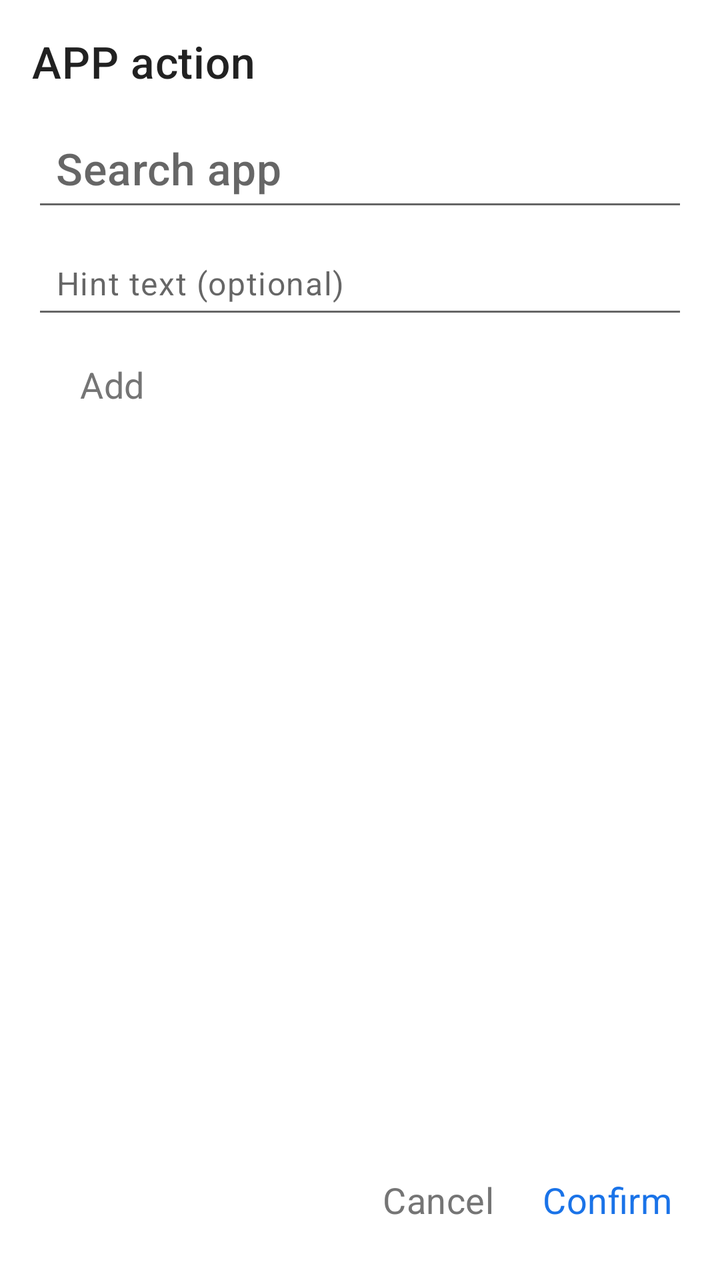
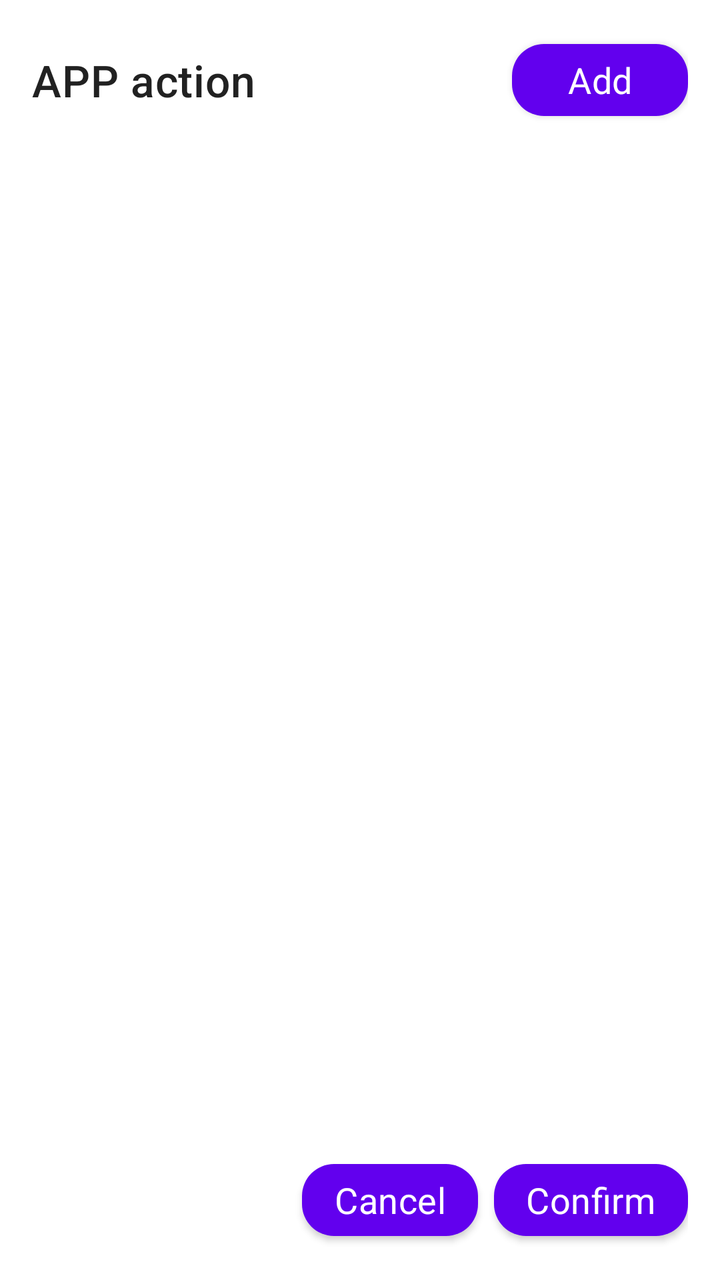

Before-and-after screenshots of an Android layout around one commit, followed by the original layout XML and the change that was made.
<!-- AndroidManifest.xml: application theme Theme.JustNow -->
<!-- res/layout/sheet_app_action_editor.xml -->
<?xml version="1.0" encoding="utf-8"?>
<LinearLayout xmlns:android="http://schemas.android.com/apk/res/android"
    android:layout_width="match_parent"
    android:layout_height="match_parent"
    android:orientation="vertical"
    android:padding="16dp">

    <TextView
        android:layout_width="wrap_content"
        android:layout_height="wrap_content"
        android:text="@string/s_app_action_editor_title"
        android:textAppearance="@style/TextAppearance.JustNow.Title"
        android:layout_marginBottom="12dp" />

    <AutoCompleteTextView
        android:id="@+id/et_app_search"
        android:layout_width="match_parent"
        android:layout_height="wrap_content"
        android:hint="@string/s_app_search_hint"
        android:inputType="text"
        android:maxLines="1"
        android:completionThreshold="1"
        android:textAppearance="@style/TextAppearance.JustNow.Title"
        android:padding="12dp"
        android:drawablePadding="16dp"
        android:dropDownHeight="200dp" />

    <EditText
        android:id="@+id/et_app_hint"
        android:layout_width="match_parent"
        android:layout_height="wrap_content"
        android:hint="@string/s_app_hint_hint"
        android:inputType="text"
        android:textAppearance="@style/TextAppearance.JustNow.Caption"
        android:padding="12dp"
        android:layout_marginTop="8dp" />

    <Button
        android:id="@+id/btn_add"
        android:layout_width="wrap_content"
        android:layout_height="wrap_content"
        style="@style/Widget.JustNow.Sheet.Button.Secondary"
        android:text="@string/s_add"
        android:layout_marginTop="4dp" />

    <androidx.recyclerview.widget.RecyclerView
        android:id="@+id/rv_actions"
        android:layout_width="match_parent"
        android:layout_height="0dp"
        android:layout_weight="1"
        android:layout_marginTop="8dp" />

    <LinearLayout
        android:layout_width="match_parent"
        android:layout_height="wrap_content"
        android:orientation="horizontal"
        android:gravity="end"
        android:layout_marginTop="8dp">

        <Button
            android:id="@+id/btn_cancel"
            android:layout_width="wrap_content"
            android:layout_height="wrap_content"
            style="@style/Widget.JustNow.Sheet.Button.Secondary"
            android:text="@string/s_cancel" />

        <Button
            android:id="@+id/btn_confirm"
            android:layout_width="wrap_content"
            android:layout_height="wrap_content"
            style="@style/Widget.JustNow.Sheet.Button"
            android:text="@string/s_confirm" />
    </LinearLayout>

</LinearLayout>
<!-- resources referenced by this layout -->
<resources>
  <string name="s_add">Add</string>
  <string name="s_app_action_editor_title">APP action</string>
  <string name="s_app_hint_hint">Hint text (optional)</string>
  <string name="s_app_search_hint">Search app</string>
  <string name="s_cancel">Cancel</string>
  <string name="s_confirm">Confirm</string>
  <style name="TextAppearance.JustNow.Caption" parent="TextAppearance.MaterialComponents.Caption">
          <item name="android:textSize">@dimen/text_size_caption</item>
      </style>
  <style name="TextAppearance.JustNow.Title" parent="TextAppearance.MaterialComponents.Headline6">
          <item name="android:textSize">@dimen/text_size_title</item>
      </style>
  <style name="Widget.JustNow.Sheet.Button" parent="Widget.JustNow.Dialog.Button">
          <item name="android:focusable">false</item>
          <item name="android:focusableInTouchMode">false</item>
      </style>
  <style name="Widget.JustNow.Sheet.Button.Secondary" parent="Widget.JustNow.Dialog.Button.Secondary">
          <item name="android:focusable">false</item>
          <item name="android:focusableInTouchMode">false</item>
      </style>
  <style name="Theme.JustNow" parent="Theme.MaterialComponents.DayNight.NoActionBar">
          
          <item name="colorPrimary">@color/purple_500</item>
          <item name="colorPrimaryVariant">@color/purple_700</item>
          <item name="colorOnPrimary">@color/white</item>
          
          <item name="colorSecondary">@color/teal_200</item>
          <item name="colorSecondaryVariant">@color/teal_700</item>
          <item name="colorOnSecondary">@color/black</item>
          
          
          <item name="popupTheme">@style/ThemeOverlay.MaterialComponents.Light</item>
          <item name="alertDialogTheme">@style/ThemeOverlay.JustNow.AlertDialog</item>
      </style>
  <dimen name="text_size_caption">16sp</dimen>
  <dimen name="text_size_title">22sp</dimen>
  <style name="Widget.JustNow.Dialog.Button" parent="Widget.MaterialComponents.Button.TextButton.Dialog">
          <item name="android:textAppearance">@style/TextAppearance.JustNow.Dialog.Button</item>
          <item name="android:textColor">@color/dialog_primary_action_text</item>
          <item name="textAllCaps">false</item>
      </style>
  <style name="Widget.JustNow.Dialog.Button.Secondary" parent="Widget.MaterialComponents.Button.TextButton.Dialog">
          <item name="android:textAppearance">@style/TextAppearance.JustNow.Dialog.Button.Secondary</item>
          <item name="android:textColor">@color/dialog_action_text</item>
          <item name="textAllCaps">false</item>
      </style>
  <color name="purple_500">#FF6200EE</color>
  <color name="purple_700">#FF3700B3</color>
  <color name="white">#FFFFFFFF</color>
  <color name="teal_200">#FF03DAC5</color>
  <color name="teal_700">#FF018786</color>
  <color name="black">#FF000000</color>
  <style name="TextAppearance.JustNow.Dialog.Button" parent="TextAppearance.JustNow.Body">
          <item name="android:textColor">@color/dialog_primary_action_text</item>
      </style>
  <style name="TextAppearance.JustNow.Dialog.Button.Secondary" parent="TextAppearance.JustNow.Body">
          <item name="android:textColor">@color/dialog_action_text</item>
      </style>
  <style name="TextAppearance.JustNow.Dialog.Title" parent="TextAppearance.JustNow.Title">
          <item name="android:textColor">@color/text_primary</item>
      </style>
  <color name="text_primary">#1A1A1A</color>
  <color name="text_secondary">#757575</color>
  <style name="TextAppearance.JustNow.Dialog.Body" parent="TextAppearance.JustNow.Body">
          <item name="android:textColor">@color/text_primary</item>
      </style>
  <style name="TextAppearance.JustNow.Body" parent="TextAppearance.MaterialComponents.Subtitle1">
          <item name="android:textSize">@dimen/text_size_body</item>
      </style>
  <dimen name="text_size_body">18sp</dimen>
  <!-- unchanged entries left out for length: 1 -->
</resources>

<!-- the commit's change to res/layout/sheet_app_action_editor.xml (unified diff, before → after) -->
@@ -1,54 +1,42 @@
 <?xml version="1.0" encoding="utf-8"?>
 <LinearLayout xmlns:android="http://schemas.android.com/apk/res/android"
+    xmlns:app="http://schemas.android.com/apk/res-auto"
     android:layout_width="match_parent"
     android:layout_height="match_parent"
     android:orientation="vertical"
     android:padding="16dp">
 
-    <TextView
-        android:layout_width="wrap_content"
-        android:layout_height="wrap_content"
-        android:text="@string/s_app_action_editor_title"
-        android:textAppearance="@style/TextAppearance.JustNow.Title"
-        android:layout_marginBottom="12dp" />
-
-    <AutoCompleteTextView
-        android:id="@+id/et_app_search"
+    <LinearLayout
         android:layout_width="match_parent"
         android:layout_height="wrap_content"
-        android:hint="@string/s_app_search_hint"
-        android:inputType="text"
-        android:maxLines="1"
-        android:completionThreshold="1"
-        android:textAppearance="@style/TextAppearance.JustNow.Title"
-        android:padding="12dp"
-        android:drawablePadding="16dp"
-        android:dropDownHeight="200dp" />
+        android:gravity="center_vertical"
+        android:orientation="horizontal"
+        android:layout_marginBottom="12dp">
 
-    <EditText
-        android:id="@+id/et_app_hint"
-        android:layout_width="match_parent"
-        android:layout_height="wrap_content"
-        android:hint="@string/s_app_hint_hint"
-        android:inputType="text"
-        android:textAppearance="@style/TextAppearance.JustNow.Caption"
-        android:padding="12dp"
-        android:layout_marginTop="8dp" />
+        <TextView
+            android:layout_width="0dp"
+            android:layout_height="wrap_content"
+            android:layout_weight="1"
+            android:text="@string/s_app_action_editor_title"
+            android:textAppearance="@style/TextAppearance.JustNow.Title" />
 
-    <Button
-        android:id="@+id/btn_add"
-        android:layout_width="wrap_content"
-        android:layout_height="wrap_content"
-        style="@style/Widget.JustNow.Sheet.Button.Secondary"
-        android:text="@string/s_add"
-        android:layout_marginTop="4dp" />
+        <com.google.android.material.button.MaterialButton
+            android:id="@+id/btn_add"
+            android:layout_width="wrap_content"
+            android:layout_height="wrap_content"
+            android:focusable="false"
+            android:focusableInTouchMode="false"
+            android:text="@string/s_add"
+            android:textAppearance="@style/TextAppearance.JustNow.Body"
+            app:cornerRadius="16dp" />
+    </LinearLayout>
 
     <androidx.recyclerview.widget.RecyclerView
         android:id="@+id/rv_actions"
         android:layout_width="match_parent"
         android:layout_height="0dp"
         android:layout_weight="1"
-        android:layout_marginTop="8dp" />
+        android:layout_marginTop="4dp" />
 
     <LinearLayout
         android:layout_width="match_parent"
@@ -57,19 +45,26 @@
         android:gravity="end"
         android:layout_marginTop="8dp">
 
-        <Button
+        <com.google.android.material.button.MaterialButton
             android:id="@+id/btn_cancel"
             android:layout_width="wrap_content"
             android:layout_height="wrap_content"
-            style="@style/Widget.JustNow.Sheet.Button.Secondary"
-            android:text="@string/s_cancel" />
+            android:focusable="false"
+            android:focusableInTouchMode="false"
+            android:text="@string/s_cancel"
+            android:textAppearance="@style/TextAppearance.JustNow.Body"
+            app:cornerRadius="16dp" />
 
-        <Button
+        <com.google.android.material.button.MaterialButton
             android:id="@+id/btn_confirm"
             android:layout_width="wrap_content"
             android:layout_height="wrap_content"
-            style="@style/Widget.JustNow.Sheet.Button"
-            android:text="@string/s_confirm" />
+            android:layout_marginStart="8dp"
+            android:focusable="false"
+            android:focusableInTouchMode="false"
+            android:text="@string/s_confirm"
+            android:textAppearance="@style/TextAppearance.JustNow.Body"
+            app:cornerRadius="16dp" />
     </LinearLayout>
 
 </LinearLayout>
<!-- resource entries referenced after the edit -->
@@ -2,23 +2,10 @@
 <resources>
   <string name="s_add">Add</string>
   <string name="s_app_action_editor_title">APP action</string>
-  <string name="s_app_hint_hint">Hint text (optional)</string>
-  <string name="s_app_search_hint">Search app</string>
   <string name="s_cancel">Cancel</string>
   <string name="s_confirm">Confirm</string>
-  <style name="TextAppearance.JustNow.Caption" parent="TextAppearance.MaterialComponents.Caption">
-          <item name="android:textSize">@dimen/text_size_caption</item>
-      </style>
   <style name="TextAppearance.JustNow.Title" parent="TextAppearance.MaterialComponents.Headline6">
           <item name="android:textSize">@dimen/text_size_title</item>
-      </style>
-  <style name="Widget.JustNow.Sheet.Button" parent="Widget.JustNow.Dialog.Button">
-          <item name="android:focusable">false</item>
-          <item name="android:focusableInTouchMode">false</item>
-      </style>
-  <style name="Widget.JustNow.Sheet.Button.Secondary" parent="Widget.JustNow.Dialog.Button.Secondary">
-          <item name="android:focusable">false</item>
-          <item name="android:focusableInTouchMode">false</item>
       </style>
   <style name="Theme.JustNow" parent="Theme.MaterialComponents.DayNight.NoActionBar">
           
@@ -34,7 +21,6 @@
           <item name="popupTheme">@style/ThemeOverlay.MaterialComponents.Light</item>
           <item name="alertDialogTheme">@style/ThemeOverlay.JustNow.AlertDialog</item>
       </style>
-  <dimen name="text_size_caption">16sp</dimen>
   <dimen name="text_size_title">22sp</dimen>
   <style name="Widget.JustNow.Dialog.Button" parent="Widget.MaterialComponents.Button.TextButton.Dialog">
           <item name="android:textAppearance">@style/TextAppearance.JustNow.Dialog.Button</item>
